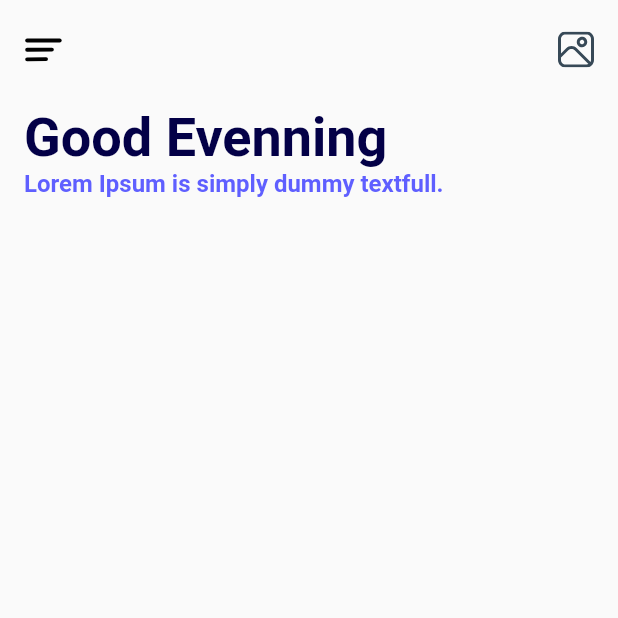
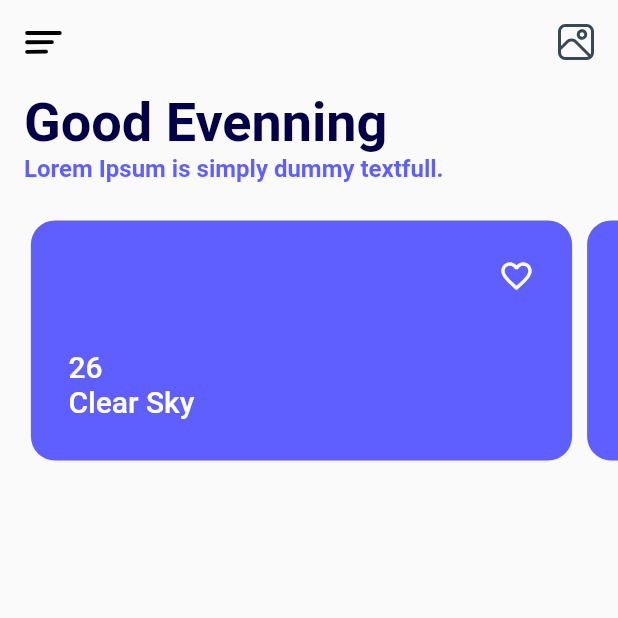
Before and after one commit to barrosjss/simple-app-flutter, a Flutter app: the screen it shows after launch, on a phone screen of 412 x 824 dp, the top half of it. Run offline on Flutter 3.47's test engine with Material 2 defaults, Android fonts, the phone set to English and light mode, and no system bars; drawn by our look-alikes of carousel_slider; our stand-ins replace flutter_svg.

Commit message:
Add::Carousel

```diff
--- a/my_app/lib/components/Carousel.dart
+++ b/my_app/lib/components/Carousel.dart
@@ -1,12 +1,14 @@
+// ignore_for_file: must_be_immutable, use_key_in_widget_constructors, unnecessary_this
+
 import 'package:flutter/material.dart';
 import 'package:carousel_slider/carousel_slider.dart';
-import './item_job.dart';
-import '../models/job.dart';
+import 'ItemBanner.dart';
+import '../models/Weather.dart';
 
 class Carousel extends StatelessWidget {
-  List<Job> jobs;
+  List<Weather> weathers;
 
-  JobCarousel(this.jobs);
+  Carousel(this.weathers);
 
   @override
   Widget build(BuildContext context) {
@@ -14,11 +16,10 @@ class Carousel extends StatelessWidget {
       options: CarouselOptions(
         enableInfiniteScroll: false,
         reverse: false,
-        viewportFraction: 0.86,
-        height: 230.0,
+        viewportFraction: 0.90,
+        height: 200.0,
       ),
-      items: this.jobs.map((e) => ItemJob(e, themeDark: jobs.indexOf(e) == 0)).toList(),
+      items: this.weathers.map((e) => ItemBanner(e)).toList(),
     );
   }
-
 }
--- /dev/null
+++ b/my_app/lib/components/ItemBanner.dart
@@ -0,0 +1,80 @@
+// ignore_for_file: must_be_immutable, use_key_in_widget_constructors, library_private_types_in_public_api, prefer_const_constructors, prefer_const_literals_to_create_immutables, unnecessary_this, deprecated_member_use
+
+import 'package:my_app/models/Weather.dart';
+import 'package:flutter/material.dart';
+
+class ItemBanner extends StatefulWidget {
+  Weather weather;
+
+  ItemBanner(this.weather);
+
+  @override
+  _ItemJobState createState() => _ItemJobState();
+}
+
+class _ItemJobState extends State<ItemBanner> {
+  @override
+  Widget build(BuildContext context) {
+    return Padding(
+      padding: const EdgeInsets.only(right: 10.0, bottom: 20.0, top: 20.0),
+      child: Container(
+        decoration: _boxDecoration(context),
+        child: Padding(
+          padding: const EdgeInsets.all(25.0),
+          child: Column(
+            mainAxisAlignment: MainAxisAlignment.spaceBetween,
+            crossAxisAlignment: CrossAxisAlignment.start,
+            children: <Widget>[
+              Row(
+                mainAxisAlignment: MainAxisAlignment.end,
+                crossAxisAlignment: CrossAxisAlignment.start,
+                children: <Widget>[
+                  _favIcon(),
+                ],
+              ),
+              _infoBanner(context),
+            ],
+          ),
+        ),
+      ),
+    );
+  }
+
+  BoxDecoration _boxDecoration(context) {
+    return BoxDecoration(
+      color: Theme.of(context).primaryColor,
+      borderRadius: BorderRadius.circular(16.0),
+    );
+  }
+
+  Widget _favIcon() {
+    return GestureDetector(
+      child: Icon(
+        this.widget.weather.dayNight ? Icons.favorite : Icons.favorite_border,
+        color: Colors.white,
+      ),
+      onTap: () {
+        setState(() {
+          this.widget.weather.dayNight = !this.widget.weather.dayNight;
+        });
+      },
+    );
+  }
+
+  Widget _infoBanner(context) {
+    return Column(
+      crossAxisAlignment: CrossAxisAlignment.start,
+      children: <Widget>[
+        Text(
+          this.widget.weather.degrees,
+          style: Theme.of(context).textTheme.headline3,
+        ),
+        Text(
+          this.widget.weather.sky,
+          style: Theme.of(context).textTheme.headline3,
+        ),
+        SizedBox(height: 3.0),
+      ],
+    );
+  }
+}
--- /dev/null
+++ b/my_app/lib/models/Weather.dart
@@ -0,0 +1,9 @@
+// ignore_for_file: file_names
+
+class Weather {
+  String degrees;
+  String sky;
+  bool dayNight;
+
+  Weather({required this.degrees, required this.sky, this.dayNight = false});
+}
--- a/my_app/lib/screens/HomeScreen.dart
+++ b/my_app/lib/screens/HomeScreen.dart
@@ -1,9 +1,17 @@
-// ignore_for_file: prefer_const_constructors, use_key_in_widget_constructors, prefer_const_literals_to_create_immutables, deprecated_member_use
+// ignore_for_file: prefer_const_constructors, use_key_in_widget_constructors, prefer_const_literals_to_create_immutables, deprecated_member_use, must_be_immutable
 
 import 'package:flutter/material.dart';
 import 'package:flutter_svg/flutter_svg.dart';
+import '../components/Carousel.dart';
+import '../models/Weather.dart';
 
 class HomeScreen extends StatelessWidget {
+  List<Weather> forYouJobs = [
+    Weather(degrees: '26', sky: 'Clear Sky', dayNight: false),
+    Weather(degrees: '26', sky: 'Clear Sky', dayNight: false),
+    Weather(degrees: '26', sky: 'Clear Sky', dayNight: false),
+  ];
+
   @override
   Widget build(BuildContext context) {
     return Scaffold(
@@ -12,6 +20,7 @@ class HomeScreen extends StatelessWidget {
           children: <Widget>[
             _customAppBar(),
             _textHeader(context),
+            Carousel(forYouJobs),
           ],
         ),
       ),
@@ -20,7 +29,7 @@ class HomeScreen extends StatelessWidget {
 
   Widget _customAppBar() {
     return Padding(
-      padding: EdgeInsets.symmetric(horizontal: 0.0, vertical: 5.0),
+      padding: EdgeInsets.symmetric(horizontal: 0.0, vertical: 0.0),
       child: Row(
         mainAxisAlignment: MainAxisAlignment.spaceBetween,
         children: <Widget>[
```
Also changed, not shown: my_app/lib/models/Information.dart (deleted).
